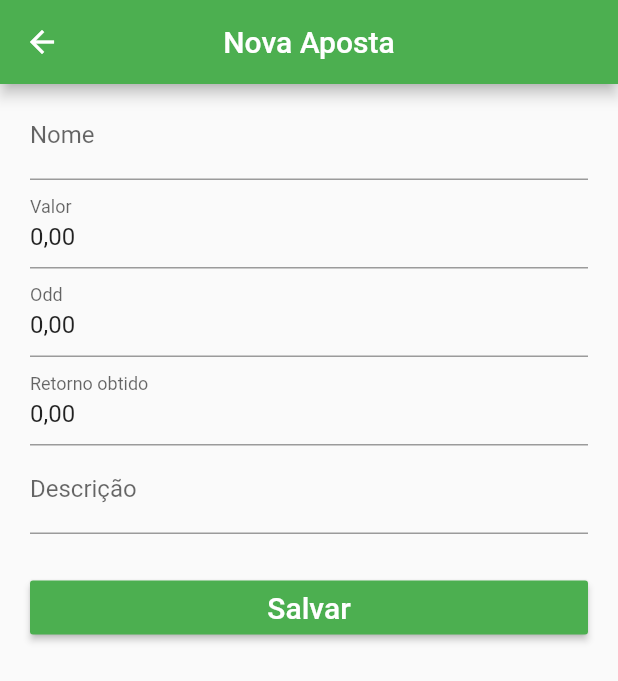
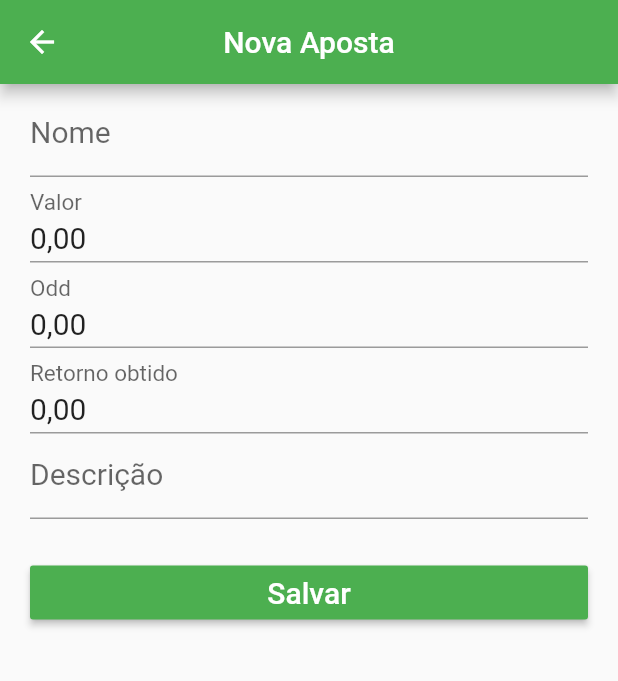
Before and after one commit to diogolm1/bet-control, a Flutter app: the screen it shows after launch, after a tap on the "add" icon, on a phone screen of 412 x 824 dp. Shown: the top 681 px of the screen. Run offline on Flutter 3.47's test engine with Material 2 defaults, Android fonts, the phone set to English and light mode, and no system bars; our stand-ins replace flutter_masked_text, sqflite; accounts and stored records are empty.

Commit message:
fixing bug and improve layout

```diff
--- a/lib/main.dart
+++ b/lib/main.dart
@@ -15,6 +15,8 @@ class MyApp extends StatelessWidget {
         primarySwatch: Colors.green,
         visualDensity: VisualDensity.adaptivePlatformDensity,
       ),
+      darkTheme:
+          ThemeData(primarySwatch: Colors.green, primaryColor: Colors.black),
       debugShowCheckedModeBanner: false,
       home: MyHomePage(title: 'Anote sua aposta'),
     );
--- a/lib/repositories/balanceRepository.dart
+++ b/lib/repositories/balanceRepository.dart
@@ -103,7 +103,8 @@ class BalanceRepository {
     final db = await DatabaseHelper.instance.database;
     var b = await getLast();
     b.balance = balance;
-    return await db.update(BalanceTable.name, b.toMap());
+    return await db.update(BalanceTable.name, b.toMap(),
+        where: "${BalanceTable.columnId} = ?", whereArgs: [b.id]);
   }
 
   Future updateOnDeleteBet(double profit) async {
--- a/lib/views/betPage.dart
+++ b/lib/views/betPage.dart
@@ -97,14 +97,21 @@ class _BetPageState extends State<BetPage> {
                   key: _formKey,
                   child: Column(
                     children: [
-                      TextFormField(
+                      Container(
+                        child: TextFormField(
                           controller: _nameCtr,
                           validator: (value) {
                             if (value.isEmpty || value == null) {
                               return "Insira um nome.";
                             }
                           },
-                        decoration: InputDecoration(labelText: "Nome"),
+                          style: TextStyle(fontSize: 20),
+                          decoration: InputDecoration(
+                            labelText: "Nome",
+                            contentPadding: EdgeInsets.only(bottom: 5, top: 10),
+                          ),
+                          textAlignVertical: TextAlignVertical.bottom,
+                          textCapitalization: TextCapitalization.sentences,
                           onChanged: (text) {
                             _userEdited = true;
                             setState(() {
@@ -112,14 +119,20 @@ class _BetPageState extends State<BetPage> {
                             });
                           },
                         ),
-                      TextFormField(
+                      ),
+                      Container(
+                        child: TextFormField(
                           controller: _valueCtr,
                           validator: (value) {
                             if (_valueCtr.numberValue == 0) {
                               return "Valor apostado não pode ser 0.";
                             }
                           },
-                        decoration: InputDecoration(labelText: "Valor"),
+                          style: TextStyle(fontSize: 20),
+                          decoration: InputDecoration(
+                            labelText: "Valor",
+                            contentPadding: EdgeInsets.only(bottom: 5, top: 10),
+                          ),
                           keyboardType: TextInputType.number,
                           onChanged: (text) {
                             _userEdited = true;
@@ -128,14 +141,20 @@ class _BetPageState extends State<BetPage> {
                             });
                           },
                         ),
-                      TextFormField(
+                      ),
+                      Container(
+                          child: TextFormField(
                         controller: _oddCtr,
                         validator: (value) {
                           if (_oddCtr.numberValue == 0) {
                             return "Odd não pode ser 0.";
                           }
                         },
-                        decoration: InputDecoration(labelText: "Odd"),
+                        style: TextStyle(fontSize: 20),
+                        decoration: InputDecoration(
+                          labelText: "Odd",
+                          contentPadding: EdgeInsets.only(bottom: 5, top: 10),
+                        ),
                         keyboardType: TextInputType.number,
                         onChanged: (text) {
                           _userEdited = true;
@@ -143,11 +162,15 @@ class _BetPageState extends State<BetPage> {
                             _editedBet.odd = double.parse(text);
                           });
                         },
+                      )),
+                      Container(
+                          child: TextFormField(
+                        controller: _profitCtr,
+                        style: TextStyle(fontSize: 20),
+                        decoration: InputDecoration(
+                          labelText: "Retorno obtido",
+                          contentPadding: EdgeInsets.only(bottom: 5, top: 10),
                         ),
-                      TextFormField(
-                        controller: _profitCtr,
-                        decoration:
-                            InputDecoration(labelText: "Retorno obtido"),
                         keyboardType: TextInputType.number,
                         onChanged: (text) {
                           _userEdited = true;
@@ -155,16 +178,23 @@ class _BetPageState extends State<BetPage> {
                             _editedBet.profit = double.parse(text);
                           });
                         },
+                      )),
+                      Container(
+                        child: TextFormField(
+                          controller: _descriptionCtr,
+                          style: TextStyle(fontSize: 20),
+                          decoration: InputDecoration(
+                            labelText: "Descrição",
+                            contentPadding: EdgeInsets.only(bottom: 5, top: 10),
                           ),
-                      TextFormField(
-                        controller: _descriptionCtr,
-                        decoration: InputDecoration(labelText: "Descrição"),
+                          textCapitalization: TextCapitalization.sentences,
                           onChanged: (text) {
                             _userEdited = true;
                             setState(() {
                               _editedBet.description = text;
                             });
                           },
+                        ),
                       ),
                       Container(
                         margin: EdgeInsets.only(top: 25),
```
Lines whose indentation alone changed are shown as unchanged.
